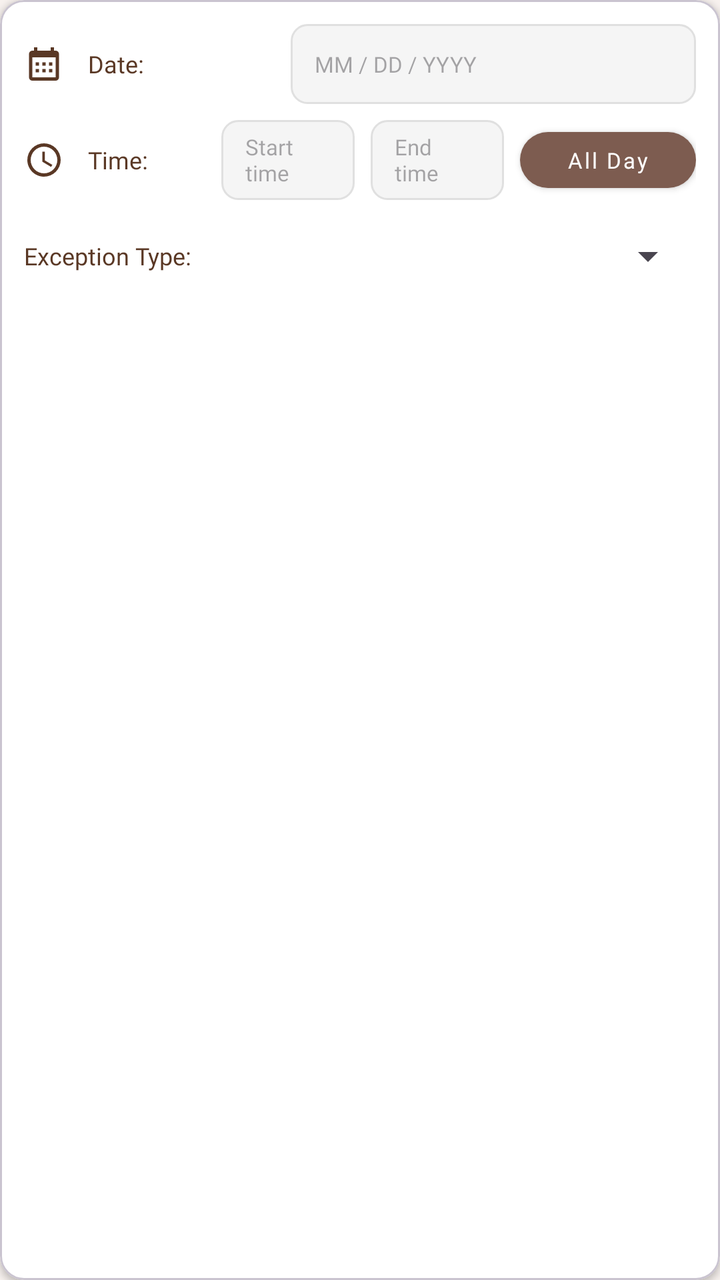
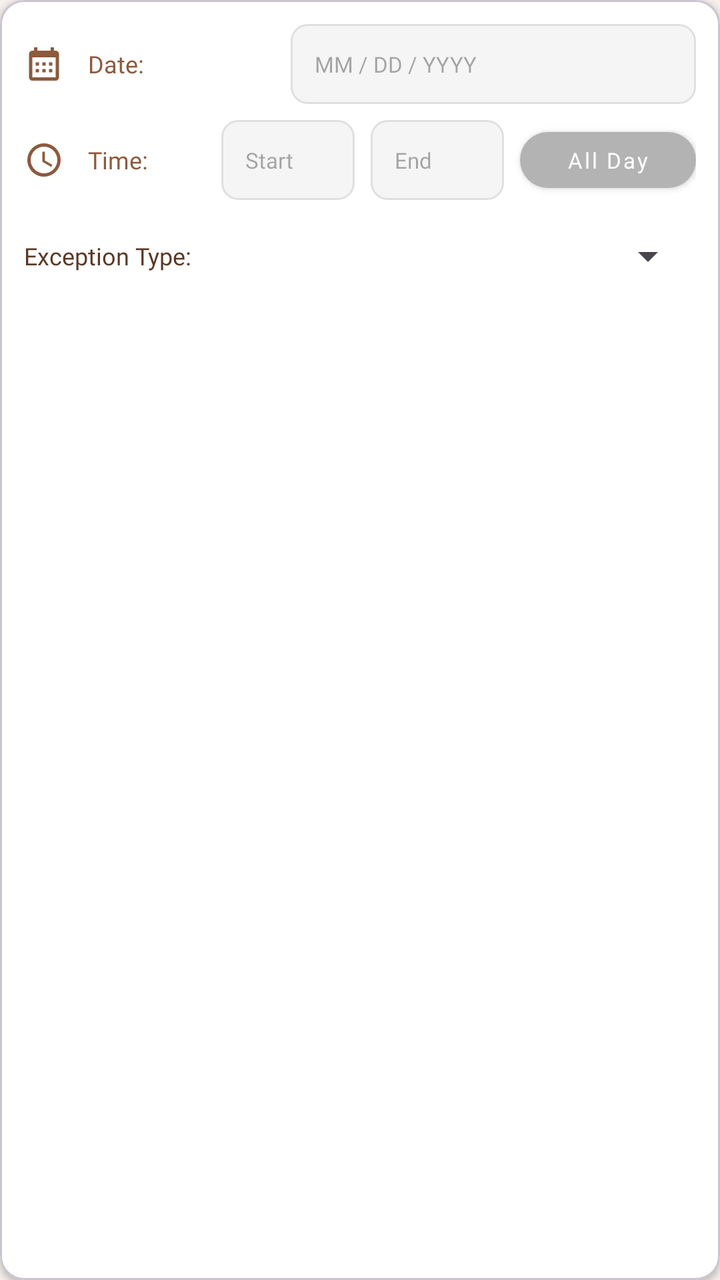

An Android layout rendered at two revisions. The XML below is the earlier revision; the diff shows what the commit changed to produce the second picture.
<!-- AndroidManifest.xml: application theme Theme.StTherese -->
<!-- res/layout/item_availability_slot.xml -->
<?xml version="1.0" encoding="utf-8"?>
<com.google.android.material.card.MaterialCardView xmlns:android="http://schemas.android.com/apk/res/android"
    xmlns:app="http://schemas.android.com/apk/res-auto"
    android:layout_width="match_parent"
    android:layout_height="wrap_content"
    android:layout_marginBottom="12dp"
    app:cardBackgroundColor="#FFFFFF"
    app:cardCornerRadius="12dp"
    app:cardElevation="2dp">

    <LinearLayout
        android:layout_width="match_parent"
        android:layout_height="wrap_content"
        android:orientation="vertical"
        android:padding="12dp">

        
        <LinearLayout
            android:layout_width="match_parent"
            android:layout_height="wrap_content"
            android:orientation="horizontal"
            android:gravity="center_vertical"
            android:layout_marginBottom="8dp">

            <ImageView
                android:layout_width="20dp"
                android:layout_height="20dp"
                android:src="@drawable/ic_calendar"
                app:tint="@color/brown_text"
                android:layout_marginEnd="12dp"/>

            <TextView
                android:layout_width="0dp"
                android:layout_height="wrap_content"
                android:layout_weight="1"
                android:text="Date:"
                android:textColor="@color/brown_text"
                android:fontFamily="@font/poppins_semi_bold"
                android:textSize="12sp"/>

            <com.google.android.material.textfield.TextInputEditText
                android:id="@+id/etDate"
                android:layout_width="0dp"
                android:layout_height="40dp"
                android:layout_weight="2"
                android:hint="MM / DD / YYYY"
                android:textSize="11sp"
                android:fontFamily="@font/poppins_regular"
                android:background="@drawable/bg_input_field"
                android:paddingHorizontal="12dp"
                android:focusable="false"
                android:clickable="true"
                android:textColor="@color/brown_text"/>
        </LinearLayout>

        
        <LinearLayout
            android:layout_width="match_parent"
            android:layout_height="wrap_content"
            android:orientation="horizontal"
            android:gravity="center_vertical"
            android:layout_marginBottom="8dp">

            <ImageView
                android:layout_width="20dp"
                android:layout_height="20dp"
                android:src="@drawable/ic_clock"
                app:tint="@color/brown_text"
                android:layout_marginEnd="12dp"/>

            <TextView
                android:layout_width="0dp"
                android:layout_height="wrap_content"
                android:layout_weight="1"
                android:text="Time:"
                android:textColor="@color/brown_text"
                android:fontFamily="@font/poppins_semi_bold"
                android:textSize="12sp"/>

            
            <com.google.android.material.textfield.TextInputEditText
                android:id="@+id/etStartTime"
                android:layout_width="0dp"
                android:layout_height="40dp"
                android:layout_weight="1"
                android:hint="Start time"
                android:textSize="11sp"
                android:fontFamily="@font/poppins_regular"
                android:background="@drawable/bg_input_field"
                android:paddingHorizontal="12dp"
                android:focusable="false"
                android:clickable="true"
                android:textColor="@color/brown_text"
                android:layout_marginEnd="8dp"/>

            
            <com.google.android.material.textfield.TextInputEditText
                android:id="@+id/etEndTime"
                android:layout_width="0dp"
                android:layout_height="40dp"
                android:layout_weight="1"
                android:hint="End time"
                android:textSize="11sp"
                android:fontFamily="@font/poppins_regular"
                android:background="@drawable/bg_input_field"
                android:paddingHorizontal="12dp"
                android:focusable="false"
                android:clickable="true"
                android:textColor="@color/brown_text"
                android:layout_marginEnd="8dp"/>

            
            <com.google.android.material.button.MaterialButton
                android:id="@+id/btnAllDay"
                android:layout_width="wrap_content"
                android:layout_height="40dp"
                android:text="All Day"
                android:textAllCaps="false"
                android:textColor="#FFFFFF"
                android:fontFamily="@font/poppins_medium"
                android:textSize="11sp"
                app:cornerRadius="20dp"
                app:backgroundTint="#7D5C50"
                android:paddingHorizontal="12dp"
                style="@style/Widget.MaterialComponents.Button"/>
        </LinearLayout>

        
        <LinearLayout
            android:layout_width="match_parent"
            android:layout_height="wrap_content"
            android:orientation="horizontal"
            android:gravity="center_vertical">

            <TextView
                android:layout_width="wrap_content"
                android:layout_height="wrap_content"
                android:text="Exception Type:"
                android:textColor="@color/brown_text"
                android:fontFamily="@font/poppins_semi_bold"
                android:textSize="12sp"
                android:layout_marginEnd="12dp"/>

            <Spinner
                android:id="@+id/spinnerException"
                android:layout_width="0dp"
                android:layout_height="40dp"
                android:layout_weight="1"
                android:spinnerMode="dropdown"/>
        </LinearLayout>
    </LinearLayout>
</com.google.android.material.card.MaterialCardView>
<!-- resources referenced by this layout -->
<resources>
  <color name="brown_text">#5A3825</color>
  <!-- drawable bg_input_field (drawable) -->
  <?xml version="1.0" encoding="utf-8"?>
  <shape xmlns:android="http://schemas.android.com/apk/res/android">
      <solid android:color="#F5F5F5"/>
      <corners android:radius="8dp"/>
      <stroke android:width="1dp" android:color="#E0E0E0"/>
  </shape>
  <!-- drawable ic_calendar (drawable) -->
  <vector xmlns:android="http://schemas.android.com/apk/res/android"
      android:width="24dp"
      android:height="24dp"
      android:viewportWidth="24"
      android:viewportHeight="24">
    <path
        android:pathData="M8,4h8L16,2h2v2h1a2,2 0,0 1,2 2v14a2,2 0,0 1,-2 2L5,22a2,2 0,0 1,-2 -2L3,6a2,2 0,0 1,2 -2h1L6,2h2zM5,8v12h14L19,8zM7,11h2v2L7,13zM11,11h2v2h-2zM15,11h2v2h-2zM15,15h2v2h-2zM11,15h2v2h-2zM7,15h2v2L7,17z"
        android:fillColor="#FFFFFF"
        android:fillType="evenOdd"/>
  </vector>
  <!-- drawable ic_clock (drawable) -->
  <vector xmlns:android="http://schemas.android.com/apk/res/android"
      android:width="24dp"
      android:height="24dp"
      android:viewportWidth="24"
      android:viewportHeight="24">
    <path
        android:pathData="M12,20a8,8 0,0 0,8 -8a8,8 0,0 0,-8 -8a8,8 0,0 0,-8 8a8,8 0,0 0,8 8m0,-18a10,10 0,0 1,10 10a10,10 0,0 1,-10 10C6.47,22 2,17.5 2,12A10,10 0,0 1,12 2m0.5,5v5.25l4.5,2.67l-0.75,1.23L11,13V7z"
        android:fillColor="#FFFFFF"/>
  </vector>
  <style name="Theme.StTherese" parent="Base.Theme.StTherese" />
  <style name="Base.Theme.StTherese" parent="Theme.Material3.DayNight.NoActionBar">
          <item name="colorPrimary">@color/md_theme_light_primary</item>
          <item name="colorOnPrimary">@color/md_theme_light_onPrimary</item>
          <item name="android:colorBackground">@color/md_theme_light_background</item>
          <item name="colorSurface">@color/md_theme_light_surface</item>
          <item name="colorError">@color/red_primary</item>
          <item name="colorSecondary">@color/brown_text</item>
      </style>
  <color name="md_theme_light_primary">@color/brown_primary</color>
  <color name="md_theme_light_onPrimary">@color/white_on_primary</color>
  <color name="md_theme_light_background">@color/app_background</color>
  <color name="md_theme_light_surface">@color/app_background</color>
  <color name="red_primary">#D14A4A</color>
  <color name="brown_primary">#6B3A17</color>
  <color name="white_on_primary">#FFFFFF</color>
  <color name="app_background">#F7F1EE</color>
</resources>

<!-- the commit's change to res/layout/item_availability_slot.xml (unified diff, before → after) -->
@@ -26,7 +26,7 @@
                 android:layout_width="20dp"
                 android:layout_height="20dp"
                 android:src="@drawable/ic_calendar"
-                app:tint="@color/brown_text"
+                app:tint="@color/text_secondary"
                 android:layout_marginEnd="12dp"/>
 
             <TextView
@@ -34,7 +34,7 @@
                 android:layout_height="wrap_content"
                 android:layout_weight="1"
                 android:text="Date:"
-                android:textColor="@color/brown_text"
+                android:textColor="@color/text_secondary"
                 android:fontFamily="@font/poppins_semi_bold"
                 android:textSize="12sp"/>
 
@@ -65,7 +65,7 @@
                 android:layout_width="20dp"
                 android:layout_height="20dp"
                 android:src="@drawable/ic_clock"
-                app:tint="@color/brown_text"
+                app:tint="@color/text_secondary"
                 android:layout_marginEnd="12dp"/>
 
             <TextView
@@ -73,7 +73,7 @@
                 android:layout_height="wrap_content"
                 android:layout_weight="1"
                 android:text="Time:"
-                android:textColor="@color/brown_text"
+                android:textColor="@color/text_secondary"
                 android:fontFamily="@font/poppins_semi_bold"
                 android:textSize="12sp"/>
 
@@ -83,7 +83,7 @@
                 android:layout_width="0dp"
                 android:layout_height="40dp"
                 android:layout_weight="1"
-                android:hint="Start time"
+                android:hint="Start"
                 android:textSize="11sp"
                 android:fontFamily="@font/poppins_regular"
                 android:background="@drawable/bg_input_field"
@@ -99,7 +99,7 @@
                 android:layout_width="0dp"
                 android:layout_height="40dp"
                 android:layout_weight="1"
-                android:hint="End time"
+                android:hint="End"
                 android:textSize="11sp"
                 android:fontFamily="@font/poppins_regular"
                 android:background="@drawable/bg_input_field"
@@ -120,7 +120,7 @@
                 android:fontFamily="@font/poppins_medium"
                 android:textSize="11sp"
                 app:cornerRadius="20dp"
-                app:backgroundTint="#7D5C50"
+                app:backgroundTint="#B3B3B3"
                 android:paddingHorizontal="12dp"
                 style="@style/Widget.MaterialComponents.Button"/>
         </LinearLayout>
<!-- resource entries referenced after the edit -->
@@ -1,6 +1,7 @@
 <!-- resources referenced by this layout -->
 <resources>
   <color name="brown_text">#5A3825</color>
+  <color name="text_secondary">#8C5A3D</color>
   <!-- drawable bg_input_field (drawable) -->
   <?xml version="1.0" encoding="utf-8"?>
   <shape xmlns:android="http://schemas.android.com/apk/res/android">
